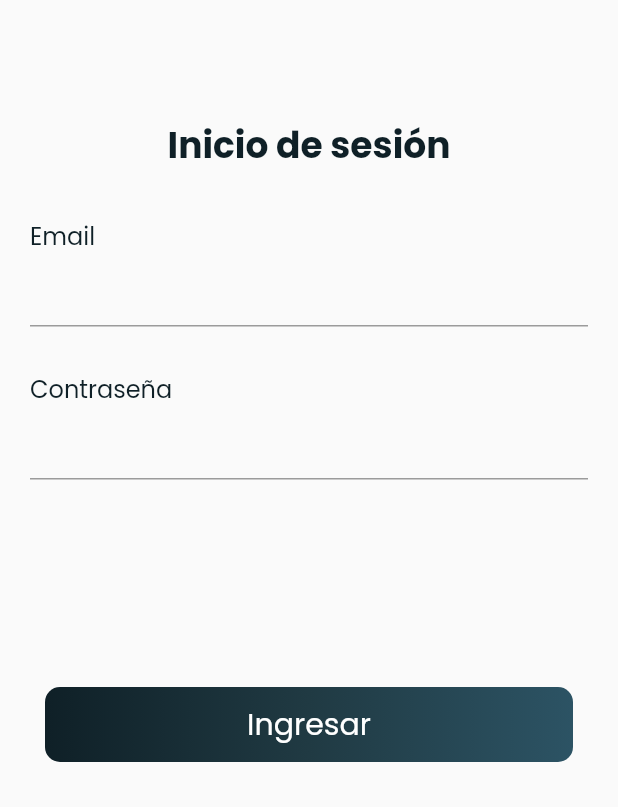
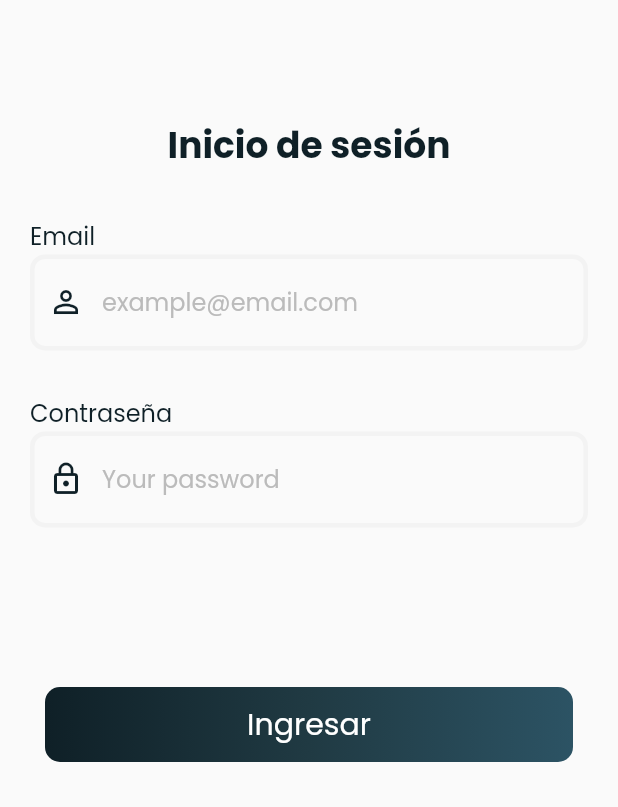
Before and after one commit to jdpadillaac/flutter-delivery-app, a Flutter app: the screen it shows after launch, on a phone screen of 412 x 824 dp, the part 429-1236 px from its top. Run offline on Flutter 3.47's test engine with Material 2 defaults, Android fonts, the phone set to English and light mode, and no system bars; our stand-ins replace google_fonts.

Commit message:
:heavy_check_mark: Feature: Add some properties to theme data

```diff
--- a/lib/presentation/login/widgets/login_form.dart
+++ b/lib/presentation/login/widgets/login_form.dart
@@ -18,13 +18,37 @@ class LoginForm extends StatelessWidget {
                 _title(context),
                 SizedBox(height: 30),
                 _emailText(),
-                TextField(),
+                _emailInput(context),
                 SizedBox(height: 30),
                 _passwordText(),
-                TextField(),
+                _passwordInput(context),
               ],
             ),
           ),
+        ),
+      ),
+    );
+  }
+
+  TextField _passwordInput(BuildContext context) {
+    return TextField(
+      decoration: InputDecoration(
+        hintText: 'Your password',
+        prefixIcon: Icon(
+          Icons.lock_outline,
+          color: Theme.of(context).iconTheme.color,
+        ),
+      ),
+    );
+  }
+
+  TextField _emailInput(BuildContext context) {
+    return TextField(
+      decoration: InputDecoration(
+        hintText: 'example@email.com',
+        prefixIcon: Icon(
+          Icons.person_outline,
+          color: Theme.of(context).iconTheme.color,
         ),
       ),
     );
--- a/lib/presentation/splash/splash_screen.dart
+++ b/lib/presentation/splash/splash_screen.dart
@@ -12,7 +12,7 @@ class SplashScreen extends StatefulWidget {
 class _SplashScreenState extends State<SplashScreen> {
   @override
   void initState() {
-    Future.delayed(Duration(seconds: 3), () {
+    Future.delayed(Duration(seconds: 1), () {
       Navigator.of(context).pushReplacement(
         MaterialPageRoute(
           builder: (context) => LoginPage(),
--- a/lib/theme.dart
+++ b/lib/theme.dart
@@ -7,4 +7,40 @@ final lightTheme = ThemeData(
     bodyColor: AppColors.blueDark,
     displayColor: AppColors.white,
   ),
+  inputDecorationTheme: InputDecorationTheme(
+    border: _border,
+    enabledBorder: _border,
+    focusedBorder: _border,
+    hintStyle: GoogleFonts.poppins(
+      color: AppColors.lightgrey,
+    ),
+  ),
+  iconTheme: IconThemeData(color: AppColors.blueDark, size: 2),
 );
+
+final OutlineInputBorder _border = OutlineInputBorder(
+  borderRadius: BorderRadius.circular(10),
+  borderSide: BorderSide(
+    color: AppColors.verylightgrey,
+    width: 3,
+    style: BorderStyle.solid,
+  ),
+);
+
+// Dark theme
+
+final darkTheme = ThemeData(
+  textTheme: GoogleFonts.poppinsTextTheme().apply(
+    bodyColor: AppColors.blueDark,
+    displayColor: AppColors.white,
+  ),
+  inputDecorationTheme: InputDecorationTheme(
+    border: _border,
+    enabledBorder: _border,
+    focusedBorder: _border,
+    hintStyle: GoogleFonts.poppins(
+      color: AppColors.lightgrey,
+    ),
+  ),
+  iconTheme: IconThemeData(color: AppColors.blueDark, size: 2),
+);
```
